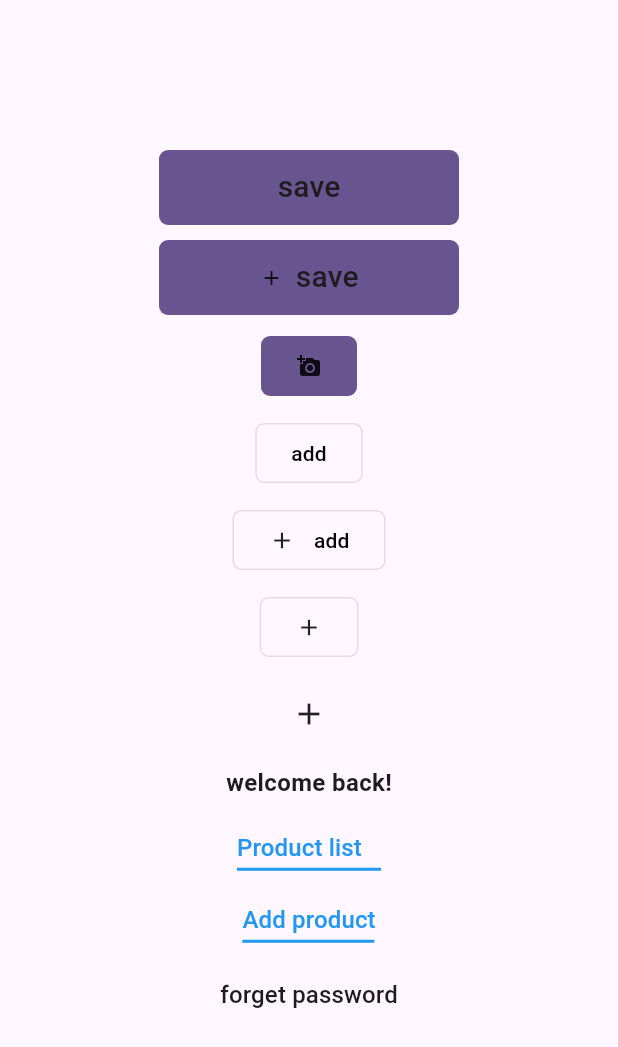
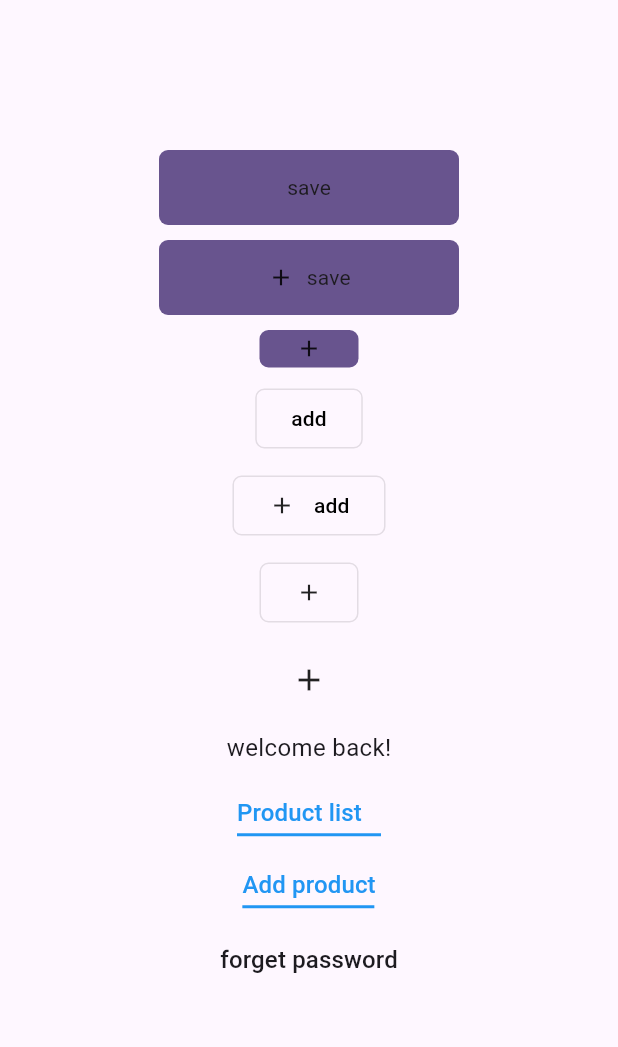
Before and after one commit to AmosPeterAlex/nexteons_widgets, a Flutter app: the SajinHomeScreen screen opened directly, on a phone screen of 412 x 824 dp. Shown: the top 1047 px of the screen. Run offline on Flutter 3.47's test engine with Material 3 defaults, Android fonts, the phone set to English and light mode, and no system bars.

Commit message:
some edited in filled button

```diff
--- a/lib/sajin/buttons/filled _button.dart
+++ b/lib/sajin/buttons/filled _button.dart
@@ -1,12 +1,87 @@
+// import 'package:flutter/material.dart';
+
+// class CustomFilledButton extends StatelessWidget {
+//   final IconData? icon;
+//   final ButtonStyle? style;
+//   final double? iconSize;
+//   final Color? iconColor;
+//   final double? height;
+//   final double? width;
+//   final VoidCallback? onPressed;
+//   final String? buttonText;
+//   final double? textFontSize;
+//   final Color? textColor;
+//   final WidgetStateProperty<Color?>? buttonColor;
+
+//   const CustomFilledButton({
+//     super.key,
+//     this.icon,
+//     this.style,
+//     this.iconSize,
+//     this.iconColor,
+//     this.height,
+//     this.width,
+//     this.onPressed,
+//     this.buttonText,
+//     this.textFontSize,
+//     this.textColor,
+//     this.buttonColor,
+//   }) : assert(icon != null || buttonText != null,
+//             'At least one value (icon or buttonText) must be provided.');
+
+//   @override
+//   Widget build(BuildContext context) {
+//     var size = MediaQuery.of(context).size;
+//     return SizedBox(
+//       width: width,
+//       height: height,      child: FilledButton(
+
+//         style: ButtonStyle(
+//           backgroundColor: buttonColor ??
+//               WidgetStateProperty.all<Color>(Theme.of(context).primaryColor),
+//           shape: WidgetStateProperty.all<RoundedRectangleBorder>(
+//             RoundedRectangleBorder(
+//               borderRadius: BorderRadius.circular(
+//                   6.0), // Rectangular shape with rounded corners
+//             ),
+//           ),
+//         ).merge(style),
+//         // .merge chetythal style il ulla all property avidey kittum
+
+//         onPressed: onPressed,
+//         child: Row(
+//           mainAxisSize: MainAxisSize.min,
+//           children: [
+//             if (icon != null)
+//               Icon(
+//                 icon,
+//                 size: iconSize??16,
+//                 color: iconColor??Theme.of(context).iconTheme.color,
+//               ),
+//             if (icon != null && buttonText != null)
+//               SizedBox(width: size.width * .02), // Space between icon and text
+//             if (buttonText != null)
+//               FittedBox(
+//                 child: Text(
+//                   buttonText ??"",
+//                   style: TextStyle(fontSize: textFontSize??16, color: textColor??Theme.of(context).textTheme.bodyLarge?.color),
+//                 ),
+//               ),
+//           ],
+//         ),
+//       ),
+//     );
+//   }
+// }
 import 'package:flutter/material.dart';
+import 'package:nexteons_widgets/sajin/text/custom_text.dart';
 
 class CustomFilledButton extends StatelessWidget {
   final IconData? icon;
   final ButtonStyle? style;
   final double? iconSize;
   final Color? iconColor;
-  final double? height;
-  final double? width;
+
   final VoidCallback? onPressed;
   final String? buttonText;
   final double? textFontSize;
@@ -19,8 +94,6 @@ class CustomFilledButton extends StatelessWidget {
     this.style,
     this.iconSize,
     this.iconColor,
-    this.height,
-    this.width,
     this.onPressed,
     this.buttonText,
     this.textFontSize,
@@ -32,10 +105,7 @@ class CustomFilledButton extends StatelessWidget {
   @override
   Widget build(BuildContext context) {
     var size = MediaQuery.of(context).size;
-    return SizedBox(
-      width: width,
-      height: height,      child: FilledButton(
-
+    return FilledButton(
       style: ButtonStyle(
         backgroundColor: buttonColor ??
             WidgetStateProperty.all<Color>(Theme.of(context).primaryColor),
@@ -53,22 +123,24 @@ class CustomFilledButton extends StatelessWidget {
         mainAxisSize: MainAxisSize.min,
         children: [
           if (icon != null)
-              Icon(
+            FittedBox(
+              child: Icon(
                 icon,
-                size: iconSize??16,
-                color: iconColor??Theme.of(context).iconTheme.color,
+                 size: iconSize ?? Theme.of(context).iconTheme.size,
+                color: iconColor ?? Theme.of(context).iconTheme.color,
+              ),
             ),
           if (icon != null && buttonText != null)
             SizedBox(width: size.width * .02), // Space between icon and text
           if (buttonText != null)
             FittedBox(
-                child: Text(
-                  buttonText ??"",
-                  style: TextStyle(fontSize: textFontSize??16, color: textColor??Theme.of(context).textTheme.bodyLarge?.color),
-                ),
-              ),
+                child: CustomText(
+              text: buttonText,
+              fontSize: Theme.of(context).textTheme.bodyMedium?.fontSize,
+              fontWeight: Theme.of(context).textTheme.bodyMedium?.fontWeight,
+              textColor: Theme.of(context).textTheme.bodyMedium?.color,
+            )),
         ],
-        ),
       ),
     );
   }
--- a/lib/sajin/main.dart
+++ b/lib/sajin/main.dart
@@ -18,7 +18,9 @@ void main() {
         bodySmall: TextStyle().textFieldText // Secondary text color
       ),
       iconTheme: IconThemeData(
-        color: Colors.black, // Default icon color
+        color: Colors.black,
+        size: 15
+        // Default icon color
       ),
     ),
     home: SajinHomeScreen(),
@@ -37,27 +39,37 @@ class SajinHomeScreen extends StatelessWidget {
             SizedBox(
               height: 100,
             ),
-            CustomFilledButton(
-              buttonText: "save",
+            SizedBox(
               height: 50,
               width: 200,
-              textFontSize: 20,
+              child: CustomFilledButton(
+                buttonText: "save",
+
+                textFontSize: 20,
+              ),
             ),
             SizedBox(
               height: 10,
             ),
-            CustomFilledButton(
-              buttonText: "save",
-              height: 50,
+            SizedBox(
+                height: 50,
               width: 200,
-              textFontSize: 20,
-              icon: Icons.add,
+              child: CustomFilledButton(
+                buttonText: "save",
+
+                textFontSize: 20,
+                icon: Icons.add,
+              ),
             ),
             SizedBox(
               height: 10,
             ),
-            CustomFilledButton(
-              icon: Icons.add_a_photo,
+            SizedBox(
+              height: 25,
+              // width: 25,
+              child: CustomFilledButton(
+                icon: Icons.add,
+              ),
             ),
             SizedBox(
               height: 10,
@@ -91,7 +103,10 @@ class SajinHomeScreen extends StatelessWidget {
             ),
             CustomText(
               text: "welcome back!",
-              style: TextStyle(),
+              fontSize: Theme.of(context).textTheme.bodyLarge?.fontSize,
+              fontWeight: Theme.of(context).textTheme.bodyLarge?.fontWeight,
+              textColor: Theme.of(context).textTheme.bodyLarge?.color,
+
             ),
             SizedBox(
               height: 10,
--- a/lib/sajin/text/custom_text.dart
+++ b/lib/sajin/text/custom_text.dart
@@ -17,17 +17,14 @@ class CustomText extends StatelessWidget {
 
   @override
   Widget build(BuildContext context) {
-    return InkWell(
-      onTap: () {},
-      child: Text(
-        text ?? "",
-        style: TextStyle(
-                color:
-                    textColor ?? Theme.of(context).textTheme.bodyMedium?.color,
-                fontSize: fontSize ?? 16,
-                fontWeight: fontWeight ?? FontWeight.w700)
-            .merge(style),
-      ),
+    return Text(
+      text ?? "",
+      style: TextStyle(
+              color:
+                  textColor ,
+              fontSize: fontSize ,
+              fontWeight: fontWeight )
+          .merge(style),
     );
 
     /// google fonts add akan ondu and enniyum parameters add akan ondu
--- a/lib/sajin/utils/const.dart
+++ b/lib/sajin/utils/const.dart
@@ -13,6 +13,6 @@ extension text on TextStyle {
 
   TextStyle get textFieldText {
     return copyWith(
-        fontWeight: FontWeight.w400, fontSize: 15, color: Colors.black);
+        fontWeight: FontWeight.w500, fontSize: 15, color: Colors.black);
   }
 }
```
Lines whose indentation alone changed are shown as unchanged.
